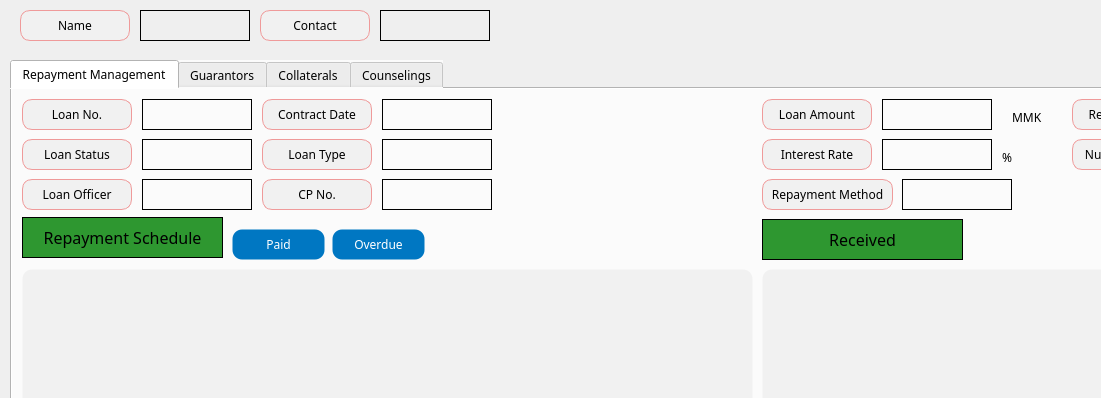
Qt form app/src/pages/repayment/details.ui (DY-Microfinance-Customer-Management/dymf-algorithm) before a commit; both pictures show x 0 to 1101 and y 0 to 398 of the 1461 by 702 pixel window.
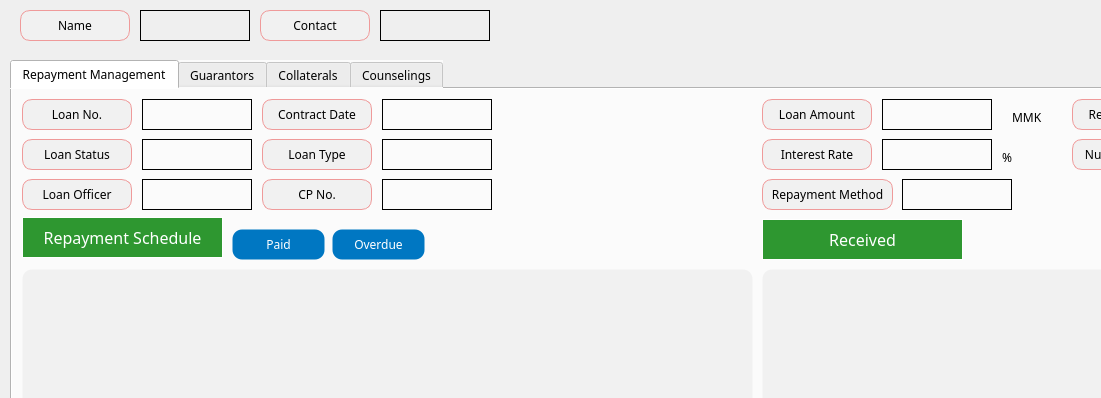
The same form after that commit. The open tabs and pages were chosen to show the change.

Diff of the .ui file:
```diff
--- a/app/src/pages/repayment/details.ui
+++ b/app/src/pages/repayment/details.ui
@@ -127,7 +127,7 @@
        </font>
       </property>
       <property name="styleSheet">
-       <string notr="true">background-color: #2e9730;</string>
+       <string notr="true">background-color: #2e9730; color: white;</string>
       </property>
       <property name="frameShape">
        <enum>QFrame::Box</enum>
@@ -240,7 +240,7 @@
        </font>
       </property>
       <property name="styleSheet">
-       <string notr="true">background-color: #2e9730;</string>
+       <string notr="true">background-color: #2e9730; color: white;</string>
       </property>
       <property name="frameShape">
        <enum>QFrame::Box</enum>
```
Left out of the diff: 40 changed lines with no effect on the pictures.
